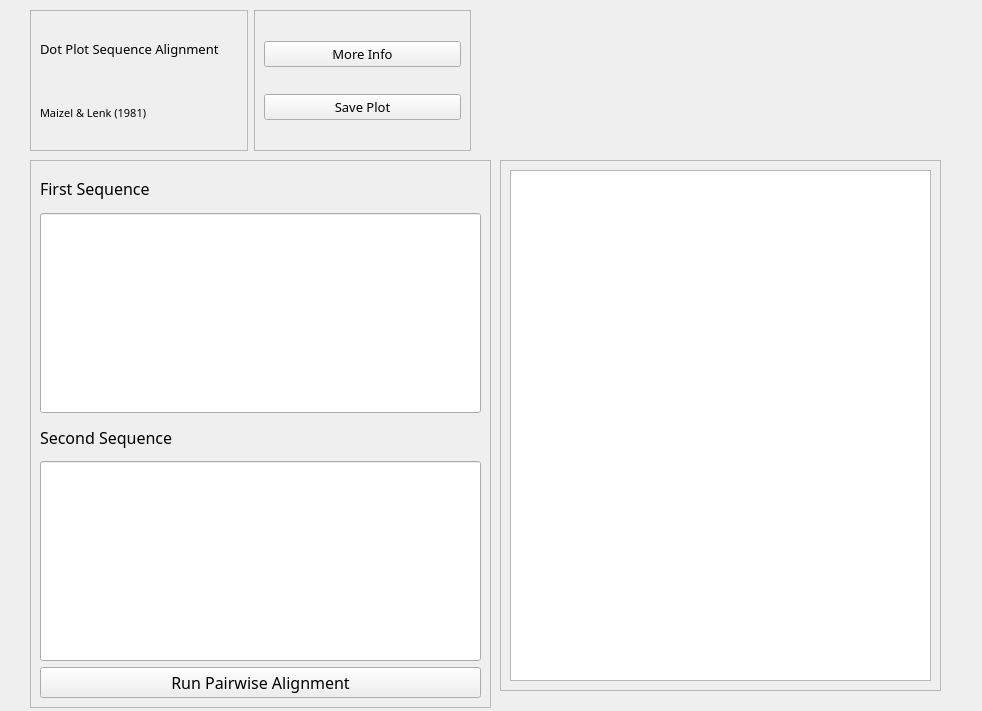
Qt form ui/tabs/dot_plot.ui (bryancastillo10/BioBytes-PairSync) before a commit.
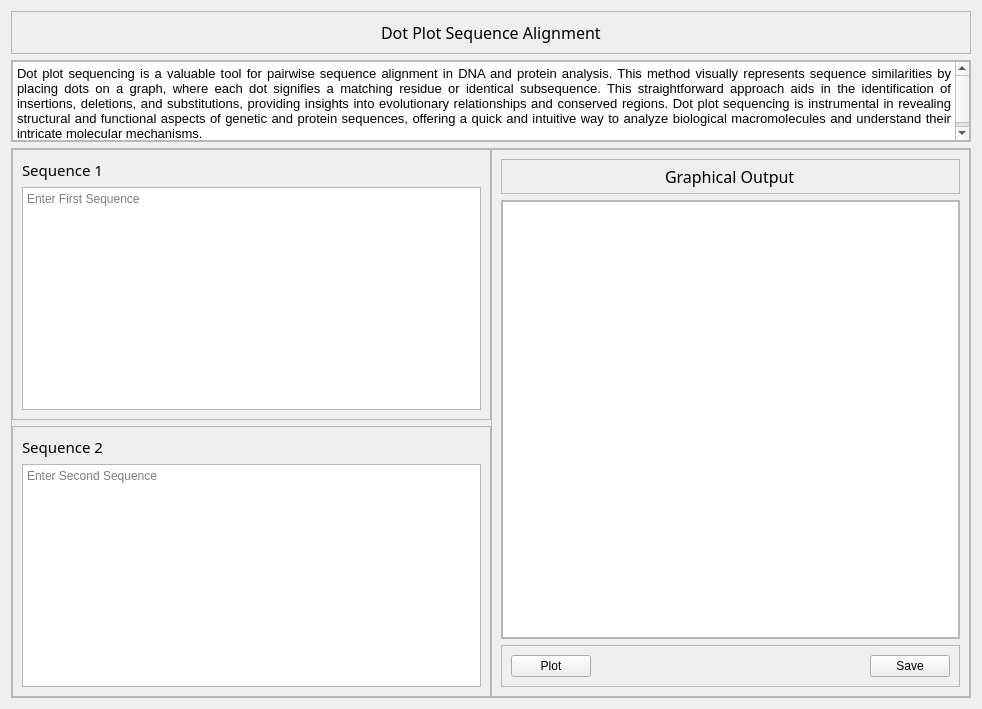
The same form after that commit.

Commit message: initial commit to tab layouts

The edit to the form file:
```diff
--- a/ui/tabs/dot_plot.ui
+++ b/ui/tabs/dot_plot.ui
@@ -7,185 +7,304 @@
     <x>0</x>
     <y>0</y>
     <width>982</width>
-    <height>711</height>
+    <height>709</height>
    </rect>
   </property>
   <property name="windowTitle">
    <string>Form</string>
   </property>
-  <widget class="QFrame" name="frame">
-   <property name="geometry">
-    <rect>
-     <x>30</x>
-     <y>160</y>
-     <width>461</width>
-     <height>548</height>
-    </rect>
-   </property>
-   <property name="font">
-    <font>
-     <family>Noto Sans TC</family>
-     <pointsize>12</pointsize>
-    </font>
-   </property>
-   <property name="frameShape">
-    <enum>QFrame::StyledPanel</enum>
-   </property>
-   <property name="frameShadow">
-    <enum>QFrame::Raised</enum>
-   </property>
-   <layout class="QVBoxLayout" name="verticalLayout">
-    <item>
-     <widget class="QLabel" name="label_3">
-      <property name="text">
-       <string>First Sequence</string>
+  <layout class="QVBoxLayout" name="verticalLayout">
+   <item alignment="Qt::AlignTop">
+    <widget class="QFrame" name="frame">
+     <property name="frameShape">
+      <enum>QFrame::StyledPanel</enum>
+     </property>
+     <property name="frameShadow">
+      <enum>QFrame::Raised</enum>
+     </property>
+     <layout class="QVBoxLayout" name="verticalLayout_2">
+      <item alignment="Qt::AlignHCenter|Qt::AlignTop">
+       <widget class="QLabel" name="label">
+        <property name="font">
+         <font>
+          <family>Noto Sans</family>
+          <pointsize>12</pointsize>
+         </font>
+        </property>
+        <property name="text">
+         <string>Dot Plot Sequence Alignment</string>
+        </property>
+       </widget>
+      </item>
+     </layout>
+    </widget>
+   </item>
+   <item alignment="Qt::AlignTop">
+    <widget class="QFrame" name="frame_2">
+     <property name="frameShape">
+      <enum>QFrame::StyledPanel</enum>
+     </property>
+     <property name="frameShadow">
+      <enum>QFrame::Raised</enum>
+     </property>
+     <layout class="QVBoxLayout" name="verticalLayout_3">
+      <property name="spacing">
+       <number>5</number>
       </property>
-     </widget>
-    </item>
-    <item>
-     <widget class="QLineEdit" name="lineEdit">
-      <property name="minimumSize">
-       <size>
-        <width>0</width>
-        <height>200</height>
-       </size>
+      <property name="leftMargin">
+       <number>0</number>
       </property>
-     </widget>
-    </item>
-    <item>
-     <widget class="QLabel" name="label_4">
-      <property name="text">
-       <string>Second Sequence</string>
+      <property name="topMargin">
+       <number>0</number>
       </property>
-     </widget>
-    </item>
-    <item>
-     <widget class="QLineEdit" name="lineEdit_2">
-      <property name="minimumSize">
-       <size>
-        <width>0</width>
-        <height>200</height>
-       </size>
+      <property name="rightMargin">
+       <number>0</number>
       </property>
-     </widget>
-    </item>
-    <item>
-     <widget class="QPushButton" name="pushButton">
-      <property name="text">
-       <string>Run Pairwise Alignment</string>
+      <property name="bottomMargin">
+       <number>0</number>
       </property>
-     </widget>
-    </item>
-   </layout>
-  </widget>
-  <widget class="QFrame" name="frame_2">
-   <property name="geometry">
-    <rect>
-     <x>500</x>
-     <y>160</y>
-     <width>441</width>
-     <height>531</height>
-    </rect>
-   </property>
-   <property name="frameShape">
-    <enum>QFrame::StyledPanel</enum>
-   </property>
-   <property name="frameShadow">
-    <enum>QFrame::Raised</enum>
-   </property>
-   <layout class="QGridLayout" name="gridLayout">
-    <item row="0" column="0">
-     <widget class="QGraphicsView" name="graphicsView"/>
-    </item>
-   </layout>
-  </widget>
-  <widget class="QWidget" name="widget" native="true">
-   <property name="geometry">
-    <rect>
-     <x>30</x>
-     <y>10</y>
-     <width>441</width>
-     <height>141</height>
-    </rect>
-   </property>
-   <property name="font">
-    <font>
-     <family>Noto Sans TC</family>
-     <pointsize>10</pointsize>
-    </font>
-   </property>
-   <layout class="QHBoxLayout" name="horizontalLayout">
-    <item>
-     <widget class="QFrame" name="frame_3">
-      <property name="frameShape">
-       <enum>QFrame::StyledPanel</enum>
+      <item>
+       <widget class="QTextBrowser" name="textBrowser">
+        <property name="maximumSize">
+         <size>
+          <width>16777215</width>
+          <height>80</height>
+         </size>
+        </property>
+        <property name="html">
+         <string>&lt;!DOCTYPE HTML PUBLIC &quot;-//W3C//DTD HTML 4.0//EN&quot; &quot;http://www.w3.org/TR/REC-html40/strict.dtd&quot;&gt;
+&lt;html&gt;&lt;head&gt;&lt;meta name=&quot;qrichtext&quot; content=&quot;1&quot; /&gt;&lt;style type=&quot;text/css&quot;&gt;
+p, li { white-space: pre-wrap; }
+&lt;/style&gt;&lt;/head&gt;&lt;body style=&quot; font-family:'PMingLiU'; font-size:9pt; font-weight:400; font-style:normal;&quot;&gt;
+&lt;p align=&quot;justify&quot; style=&quot; margin-top:0px; margin-bottom:0px; margin-left:0px; margin-right:0px; -qt-block-indent:0; text-indent:0px;&quot;&gt;&lt;span style=&quot; font-size:10pt;&quot;&gt;Dot plot sequencing is a valuable tool for pairwise sequence alignment in DNA and protein analysis. This method visually represents sequence similarities by placing dots on a graph, where each dot signifies a matching residue or identical subsequence. This straightforward approach aids in the identification of insertions, deletions, and substitutions, providing insights into evolutionary relationships and conserved regions. Dot plot sequencing is instrumental in revealing structural and functional aspects of genetic and protein sequences, offering a quick and intuitive way to analyze biological macromolecules and understand their intricate molecular mechanisms.&lt;/span&gt;&lt;/p&gt;&lt;/body&gt;&lt;/html&gt;</string>
+        </property>
+       </widget>
+      </item>
+     </layout>
+    </widget>
+   </item>
+   <item>
+    <widget class="QFrame" name="frame_3">
+     <property name="sizePolicy">
+      <sizepolicy hsizetype="Expanding" vsizetype="Expanding">
+       <horstretch>0</horstretch>
+       <verstretch>0</verstretch>
+      </sizepolicy>
+     </property>
+     <property name="frameShape">
+      <enum>QFrame::StyledPanel</enum>
+     </property>
+     <property name="frameShadow">
+      <enum>QFrame::Raised</enum>
+     </property>
+     <layout class="QGridLayout" name="gridLayout">
+      <property name="leftMargin">
+       <number>0</number>
       </property>
-      <property name="frameShadow">
-       <enum>QFrame::Raised</enum>
+      <property name="topMargin">
+       <number>0</number>
       </property>
-      <layout class="QVBoxLayout" name="verticalLayout_3">
-       <item>
-        <widget class="QLabel" name="label">
-         <property name="text">
-          <string>Dot Plot Sequence Alignment</string>
-         </property>
-        </widget>
-       </item>
-       <item>
-        <widget class="QLabel" name="label_2">
-         <property name="font">
-          <font>
-           <pointsize>8</pointsize>
-          </font>
-         </property>
-         <property name="text">
-          <string>Maizel &amp; Lenk (1981)</string>
-         </property>
-        </widget>
-       </item>
-      </layout>
-     </widget>
-    </item>
-    <item>
-     <widget class="QFrame" name="frame_4">
-      <property name="frameShape">
-       <enum>QFrame::StyledPanel</enum>
+      <property name="rightMargin">
+       <number>0</number>
       </property>
-      <property name="frameShadow">
-       <enum>QFrame::Raised</enum>
+      <property name="bottomMargin">
+       <number>0</number>
       </property>
-      <layout class="QVBoxLayout" name="verticalLayout_2">
-       <item>
-        <widget class="QPushButton" name="pushButton_3">
-         <property name="minimumSize">
-          <size>
-           <width>50</width>
-           <height>0</height>
-          </size>
-         </property>
-         <property name="text">
-          <string>More Info</string>
-         </property>
-        </widget>
-       </item>
-       <item>
-        <widget class="QPushButton" name="pushButton_2">
-         <property name="minimumSize">
-          <size>
-           <width>50</width>
-           <height>0</height>
-          </size>
-         </property>
-         <property name="text">
-          <string>Save Plot</string>
-         </property>
-        </widget>
-       </item>
-      </layout>
-     </widget>
-    </item>
-   </layout>
-  </widget>
+      <property name="horizontalSpacing">
+       <number>0</number>
+      </property>
+      <item row="1" column="0">
+       <widget class="QFrame" name="frame_6">
+        <property name="frameShape">
+         <enum>QFrame::StyledPanel</enum>
+        </property>
+        <property name="frameShadow">
+         <enum>QFrame::Raised</enum>
+        </property>
+        <layout class="QVBoxLayout" name="verticalLayout_7">
+         <item>
+          <widget class="QLabel" name="label_3">
+           <property name="font">
+            <font>
+             <family>Noto Sans</family>
+             <pointsize>11</pointsize>
+            </font>
+           </property>
+           <property name="text">
+            <string>Sequence 2</string>
+           </property>
+          </widget>
+         </item>
+         <item>
+          <widget class="QTextEdit" name="textEdit_2">
+           <property name="placeholderText">
+            <string>Enter Second Sequence</string>
+           </property>
+          </widget>
+         </item>
+        </layout>
+       </widget>
+      </item>
+      <item row="0" column="0">
+       <widget class="QFrame" name="frame_4">
+        <property name="frameShape">
+         <enum>QFrame::StyledPanel</enum>
+        </property>
+        <property name="frameShadow">
+         <enum>QFrame::Raised</enum>
+        </property>
+        <layout class="QVBoxLayout" name="verticalLayout_6">
+         <item>
+          <widget class="QLabel" name="label_2">
+           <property name="font">
+            <font>
+             <family>Noto Sans</family>
+             <pointsize>11</pointsize>
+            </font>
+           </property>
+           <property name="text">
+            <string>Sequence 1</string>
+           </property>
+          </widget>
+         </item>
+         <item>
+          <widget class="QTextEdit" name="textEdit">
+           <property name="placeholderText">
+            <string>Enter First Sequence</string>
+           </property>
+          </widget>
+         </item>
+        </layout>
+       </widget>
+      </item>
+      <item row="0" column="1" rowspan="2">
+       <widget class="QFrame" name="frame_5">
+        <property name="sizePolicy">
+         <sizepolicy hsizetype="Preferred" vsizetype="Expanding">
+          <horstretch>0</horstretch>
+          <verstretch>0</verstretch>
+         </sizepolicy>
+        </property>
+        <property name="frameShape">
+         <enum>QFrame::StyledPanel</enum>
+        </property>
+        <property name="frameShadow">
+         <enum>QFrame::Raised</enum>
+        </property>
+        <layout class="QVBoxLayout" name="verticalLayout_5">
+         <item>
+          <widget class="QFrame" name="frame_8">
+           <property name="font">
+            <font>
+             <family>Noto Sans</family>
+             <pointsize>12</pointsize>
+            </font>
+           </property>
+           <property name="frameShape">
+            <enum>QFrame::StyledPanel</enum>
+           </property>
+           <property name="frameShadow">
+            <enum>QFrame::Raised</enum>
+           </property>
+           <layout class="QVBoxLayout" name="verticalLayout_4">
+            <property name="topMargin">
+             <number>5</number>
+            </property>
+            <property name="bottomMargin">
+             <number>5</number>
+            </property>
+            <item alignment="Qt::AlignHCenter">
+             <widget class="QLabel" name="label_4">
+              <property name="text">
+               <string>Graphical Output</string>
+              </property>
+             </widget>
+            </item>
+           </layout>
+          </widget>
+         </item>
+         <item>
+          <widget class="QFrame" name="frame_9">
+           <property name="sizePolicy">
+            <sizepolicy hsizetype="Preferred" vsizetype="Expanding">
+             <horstretch>0</horstretch>
+             <verstretch>0</verstretch>
+            </sizepolicy>
+           </property>
+           <property name="frameShape">
+            <enum>QFrame::StyledPanel</enum>
+           </property>
+           <property name="frameShadow">
+            <enum>QFrame::Raised</enum>
+           </property>
+           <layout class="QGridLayout" name="gridLayout_2">
+            <property name="leftMargin">
+             <number>0</number>
+            </property>
+            <property name="topMargin">
+             <number>0</number>
+            </property>
+            <property name="rightMargin">
+             <number>0</number>
+            </property>
+            <property name="bottomMargin">
+             <number>0</number>
+            </property>
+            <property name="horizontalSpacing">
+             <number>0</number>
+            </property>
+            <item row="0" column="0">
+             <widget class="QGraphicsView" name="graphicsView"/>
+            </item>
+           </layout>
+          </widget>
+         </item>
+         <item>
+          <widget class="QFrame" name="frame_7">
+           <property name="frameShape">
+            <enum>QFrame::StyledPanel</enum>
+           </property>
+           <property name="frameShadow">
+            <enum>QFrame::Raised</enum>
+           </property>
+           <layout class="QHBoxLayout" name="horizontalLayout">
+            <item>
+             <widget class="QPushButton" name="pushButton">
+              <property name="text">
+               <string>Plot</string>
+              </property>
+             </widget>
+            </item>
+            <item>
+             <spacer name="horizontalSpacer">
+              <property name="orientation">
+               <enum>Qt::Horizontal</enum>
+              </property>
+              <property name="sizeHint" stdset="0">
+               <size>
+                <width>228</width>
+                <height>20</height>
+               </size>
+              </property>
+             </spacer>
+            </item>
+            <item>
+             <widget class="QPushButton" name="pushButton_2">
+              <property name="text">
+               <string>Save</string>
+              </property>
+             </widget>
+            </item>
+           </layout>
+          </widget>
+         </item>
+        </layout>
+       </widget>
+      </item>
+     </layout>
+    </widget>
+   </item>
+  </layout>
  </widget>
  <resources/>
  <connections/>
```
The commit also changes 5 other files.
